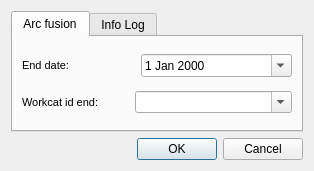
Before: the Qt Designer form core/ui/toolbars/edit/arc_fusion.ui in Giswater/giswater_qgis_plugin, drawn with Qt 5.
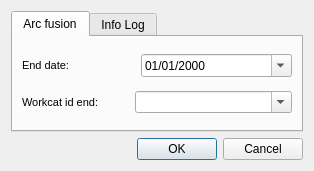
After: the same form once the commit is applied.

Commit message: Enhancement: set display format for QDate Widgets

```diff
--- a/core/ui/toolbars/edit/arc_fusion.ui
+++ b/core/ui/toolbars/edit/arc_fusion.ui
@@ -77,6 +77,9 @@
              <verstretch>0</verstretch>
             </sizepolicy>
            </property>
+           <property name="displayFormat">
+            <string>dd/MM/yyyy</string>
+           </property>
            <property name="calendarPopup">
             <bool>true</bool>
            </property>
```
The commit also changes 7 other files.
